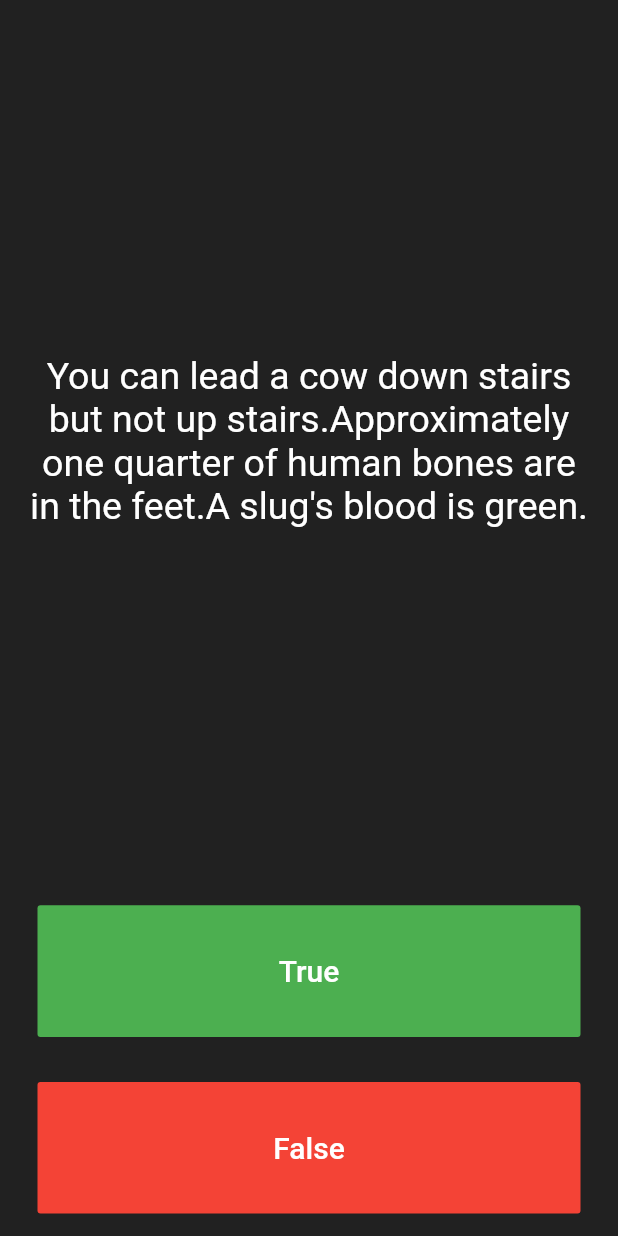
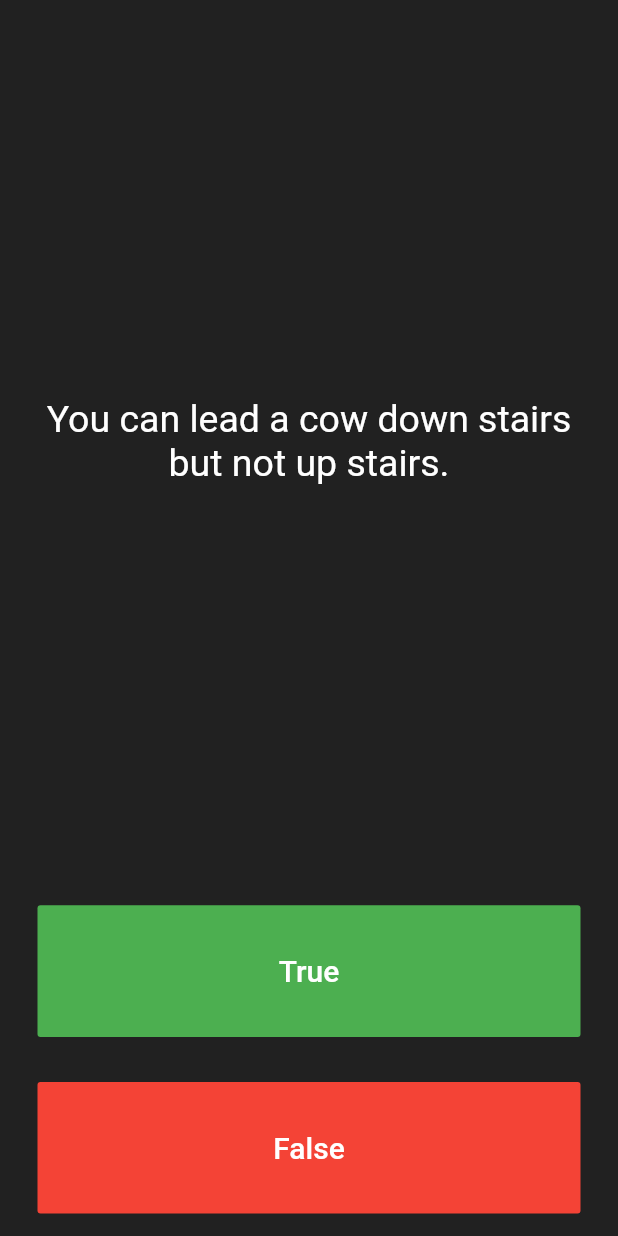
Before and after one commit to suji321/quizzler, a Flutter app: the screen it shows after launch, on a phone screen of 412 x 824 dp. Run offline on Flutter 3.47's test engine with Material 2 defaults, Android fonts, the phone set to English and light mode, and no system bars.

Commit message:
fixed problem

```diff
--- a/lib/main.dart
+++ b/lib/main.dart
@@ -27,9 +27,9 @@ class QuizPage extends StatefulWidget {
 class _QuizPageState extends State<QuizPage> {
   List<Icon> scoreKeeper = [];
   List<String> questions = [
-    'You can lead a cow down stairs but not up stairs.'
-        'Approximately one quarter of human bones are in the feet.'
-        'A slug\'s blood is green.'
+    'You can lead a cow down stairs but not up stairs.',
+    'Approximately one quarter of human bones are in the feet.',
+    'A slug\'s blood is green.',
   ];
 
   int questionNumber = 0;
```
